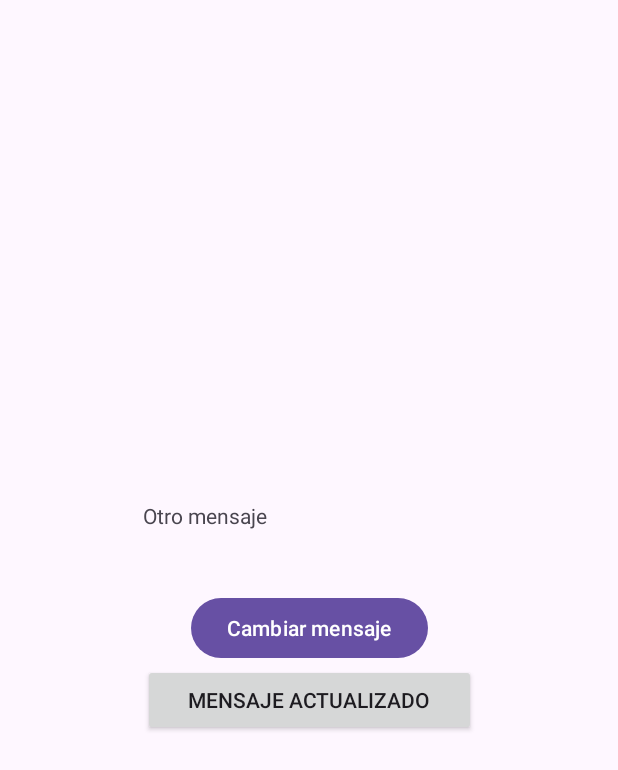
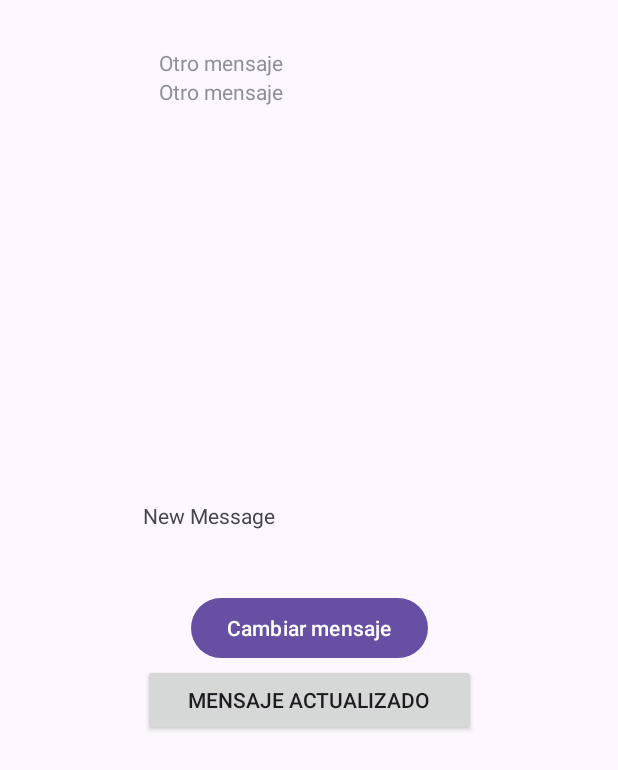
Before and after one commit to Necroo1/26.3.leasson, an Android app: the screen it shows after launch (MainActivity), after a tap on "MENSAJE ACTUALIZADO", on a phone screen of 412 x 824 dp. Shown: the top 770 px of the screen. Run offline under Robolectric (Android 15) with nearby library versions, the phone set to English and light mode, and no system bars; 2 other taps on this screen came first.

Commit message:
refactor: add text to scrollView on click

```diff
--- a/app/src/main/java/com/example/a263leasson/MainActivity.java
+++ b/app/src/main/java/com/example/a263leasson/MainActivity.java
@@ -31,8 +31,11 @@ public class MainActivity extends AppCompatActivity {
         new_button.setOnClickListener(new View.OnClickListener() {
             @Override
             public void onClick(View v) {
-                TextView welcome_message = findViewById(R.id.welcome_message);
+                TextView welcome_message = new TextView(getApplicationContext());
+                LinearLayout card = findViewById(R.id.viewer);
                 welcome_message.setText("Otro mensaje");
+                card.addView(welcome_message);
+//                TextView welcome_message = findViewById(R.id.welcome_message);
                 Button new_button = (Button) v;
                 new_button.setText("Mensaje Actualizado");
                 Toast messageToast = Toast.makeText(getApplicationContext(), "Segundo botón clickeado", Toast.LENGTH_LONG);
--- a/app/src/main/res/layout/activity_main.xml
+++ b/app/src/main/res/layout/activity_main.xml
@@ -35,5 +35,20 @@
             android:text="@string/button_text" />
 
     </LinearLayout>
+    <ScrollView
+        android:layout_width="200dp"
+        android:layout_height="200dp"
+        android:layout_marginTop="32dp"
+        app:layout_constraintEnd_toEndOf="parent"
+        app:layout_constraintStart_toStartOf="parent"
+        app:layout_constraintTop_toTopOf="parent">
+
+        <LinearLayout
+            android:id="@+id/viewer"
+            android:layout_width="match_parent"
+            android:layout_height="wrap_content"
+            android:orientation="vertical" />
+    </ScrollView>
+
 
 </androidx.constraintlayout.widget.ConstraintLayout>
```
